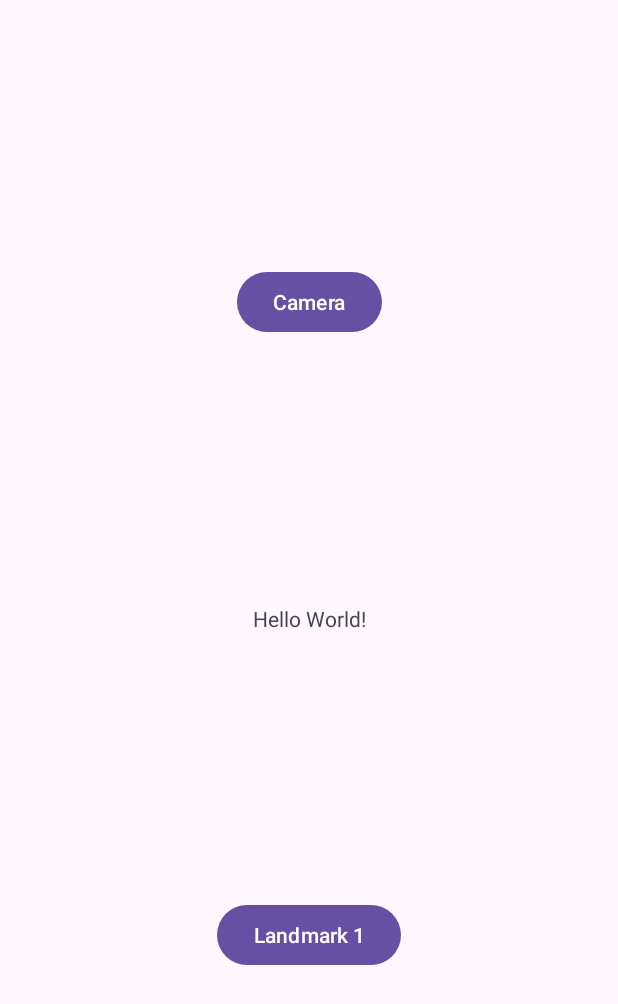
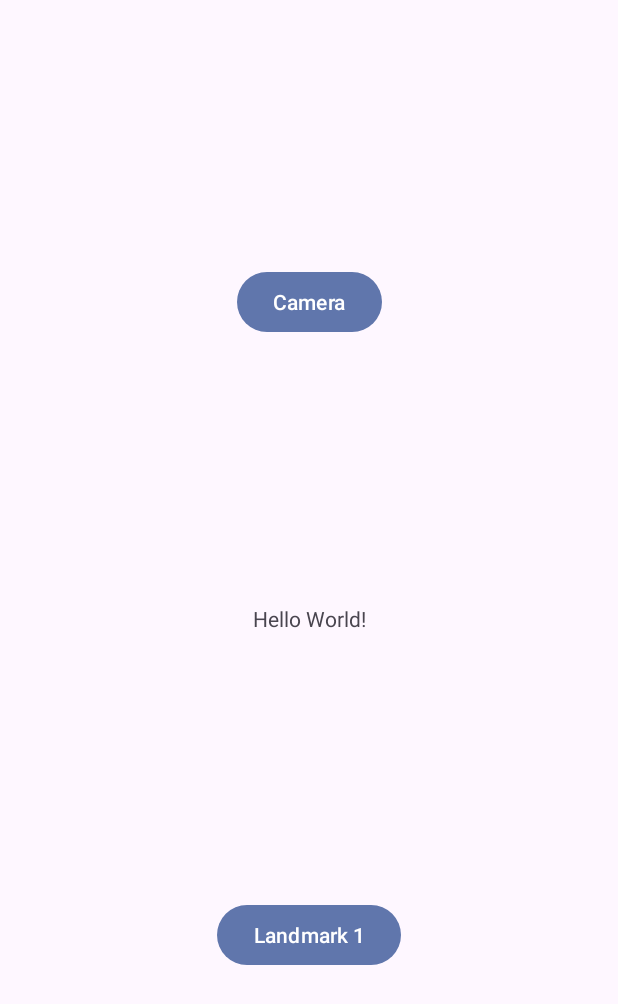
Before and after one commit to TWoolhouse/PinReal, an Android app: the screen it shows after launch (MainActivity), on a phone screen of 412 x 824 dp. Shown: the top 1004 px of the screen. Run offline under Robolectric (Android 15) with nearby library versions, the phone set to English and light mode, and no system bars; our stand-ins replace Firebase (no records; nobody signed in at launch, a user with empty details on screens opened directly).

Commit message:
Material You Theming

```diff
--- a/app/src/main/res/values/themes.xml
+++ b/app/src/main/res/values/themes.xml
@@ -5,5 +5,7 @@
         <!-- <item name="colorPrimary">@color/my_light_primary</item> -->
     </style>
 
-    <style name="Theme.PinReal" parent="Base.Theme.PinReal" />
+    <style name="Theme.PinReal" parent="Base.Theme.PinReal" >
+        <item name="colorPrimary">@color/material_dynamic_primary50</item>
+    </style>
 </resources>
```
